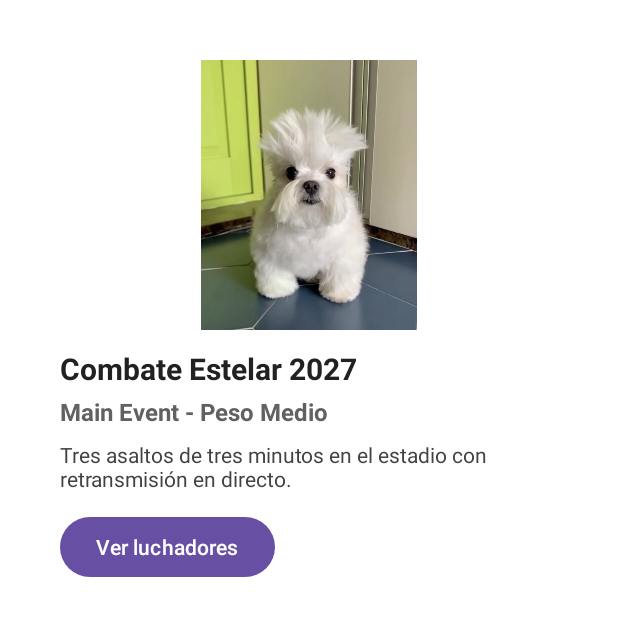
After one commit to juanjo-coding/sprint3, an Android app: the DetailActivity screen opened directly, with no data from a screen before it, on a phone screen of 412 x 824 dp, the top half of it. The commit adds this screen. Run offline under Robolectric (Android 15) with nearby library versions, the phone set to English and light mode, and no system bars.

Commit message:
Subir el Reto 9: Crear componente personalizado MyCard y DetailActivity

```diff
--- a/app/src/main/AndroidManifest.xml
+++ b/app/src/main/AndroidManifest.xml
@@ -22,15 +22,9 @@
             </intent-filter>
         </activity>
         <activity
-            android:name=".HomeActivity"
+            android:name=".DetailActivity"
             android:exported="true"
-            android:windowSoftInputMode="adjustResize">
-            <intent-filter>
-                <action android:name="android.intent.action.MAIN" />
-
-                <category android:name="android.intent.category.LAUNCHER" />
-            </intent-filter>
-        </activity>
+            android:windowSoftInputMode="adjustResize" />
     </application>
 
 </manifest>
--- /dev/null
+++ b/app/src/main/java/com/juanjorenau/sprint3/DetailActivity.kt
@@ -0,0 +1,37 @@
+package com.juanjorenau.sprint3
+
+import android.os.Bundle
+import android.widget.Toast
+import androidx.appcompat.app.AppCompatActivity
+import com.juanjorenau.sprint3.databinding.ActivityDetailBinding
+
+class DetailActivity : AppCompatActivity() {
+
+    private lateinit var binding: ActivityDetailBinding
+
+    override fun onCreate(savedInstanceState: Bundle?) {
+        super.onCreate(savedInstanceState)
+
+        binding = ActivityDetailBinding.inflate(layoutInflater)
+        setContentView(binding.root)
+
+        binding.miCard.titulo = getString(R.string.detail_titulo_card)
+        binding.miCard.subtitulo = getString(R.string.detail_subtitulo_card)
+        binding.miCard.descripcion = getString(R.string.detail_descripcion_card)
+        binding.miCard.textoBoton = getString(R.string.detail_boton_card)
+
+        binding.miCard.setImagen(
+            R.drawable.perro_ibai,
+            getString(R.string.card_imagen_desc)
+        )
+
+        binding.miCard.setOnAccionClickListener {
+            Toast.makeText(
+                this,
+                getString(R.string.detail_toast_card),
+                Toast.LENGTH_SHORT
+            )
+                .show()
+        }
+    }
+}
--- /dev/null
+++ b/app/src/main/java/com/juanjorenau/sprint3/MyCard.kt
@@ -0,0 +1,55 @@
+package com.juanjorenau.sprint3
+
+import android.content.Context
+import android.util.AttributeSet
+import android.view.LayoutInflater
+import android.widget.LinearLayout
+import com.juanjorenau.sprint3.databinding.ViewMyCardBinding
+
+class MyCard @JvmOverloads constructor(
+    context: Context,
+    attrs: AttributeSet? = null,
+    defStyleAttr: Int = 0
+) : LinearLayout(context, attrs, defStyleAttr) {
+
+    private val binding = ViewMyCardBinding.inflate(
+        LayoutInflater.from(context),
+        this,
+        true
+    )
+
+    var titulo: String
+        get() = binding.txtTitulo.text.toString()
+        set(value) {
+            binding.txtTitulo.text = value
+        }
+
+    var subtitulo: String
+        get() = binding.txtSubtitulo.text.toString()
+        set(value) {
+            binding.txtSubtitulo.text = value
+        }
+
+    var descripcion: String
+        get() = binding.txtDescripcion.text.toString()
+        set(value) {
+            binding.txtDescripcion.text = value
+        }
+
+    var textoBoton: String
+        get() = binding.btnAccion.text.toString()
+        set(value) {
+            binding.btnAccion.text = value
+        }
+
+    fun setImagen(resId: Int, descripcionAccesible: String? = null) {
+        binding.imgCard.setImageResource(resId)
+        binding.imgCard.contentDescription = descripcionAccesible
+    }
+
+    fun setOnAccionClickListener(listener: () -> Unit) {
+        binding.btnAccion.setOnClickListener {
+            listener()
+        }
+    }
+}
--- /dev/null
+++ b/app/src/main/res/layout/activity_detail.xml
@@ -0,0 +1,22 @@
+<?xml version="1.0" encoding="utf-8"?>
+<ScrollView xmlns:android="http://schemas.android.com/apk/res/android"
+    xmlns:tools="http://schemas.android.com/tools"
+    android:layout_width="match_parent"
+    android:layout_height="match_parent"
+    android:background="#FFFFFF"
+    tools:context=".DetailActivity">
+
+    <LinearLayout
+        android:layout_width="match_parent"
+        android:layout_height="wrap_content"
+        android:orientation="vertical"
+        android:padding="24dp">
+
+        <com.juanjorenau.sprint3.MyCard
+            android:id="@+id/miCard"
+            android:layout_width="match_parent"
+            android:layout_height="wrap_content" />
+
+    </LinearLayout>
+
+</ScrollView>
--- /dev/null
+++ b/app/src/main/res/layout/view_my_card.xml
@@ -0,0 +1,54 @@
+<?xml version="1.0" encoding="utf-8"?>
+<LinearLayout xmlns:android="http://schemas.android.com/apk/res/android"
+    android:layout_width="match_parent"
+    android:layout_height="wrap_content"
+    android:orientation="vertical"
+    android:padding="16dp">
+
+    <ImageView
+        android:id="@+id/imgCard"
+        android:layout_width="match_parent"
+        android:layout_height="180dp"
+        android:layout_gravity="center_horizontal"
+        android:contentDescription="@null"
+        android:src="@android:drawable/ic_menu_gallery" />
+
+    <TextView
+        android:id="@+id/txtTitulo"
+        android:layout_width="wrap_content"
+        android:layout_height="wrap_content"
+        android:layout_marginTop="12dp"
+        android:accessibilityHeading="true"
+        android:text="@string/card_titulo_default"
+        android:textColor="#212121"
+        android:textSize="20sp"
+        android:textStyle="bold" />
+
+    <TextView
+        android:id="@+id/txtSubtitulo"
+        android:layout_width="wrap_content"
+        android:layout_height="wrap_content"
+        android:layout_marginTop="4dp"
+        android:text="@string/card_subtitulo_default"
+        android:textColor="#616161"
+        android:textSize="16sp"
+        android:textStyle="bold" />
+
+    <TextView
+        android:id="@+id/txtDescripcion"
+        android:layout_width="wrap_content"
+        android:layout_height="wrap_content"
+        android:layout_marginTop="8dp"
+        android:text="@string/card_descripcion_default"
+        android:textColor="#424242"
+        android:textSize="14sp" />
+
+    <Button
+        android:id="@+id/btnAccion"
+        android:layout_width="wrap_content"
+        android:layout_height="wrap_content"
+        android:layout_marginTop="12dp"
+        android:minHeight="48dp"
+        android:text="@string/card_boton_default" />
+
+</LinearLayout>
--- a/app/src/main/res/values/strings.xml
+++ b/app/src/main/res/values/strings.xml
@@ -5,4 +5,15 @@
     <string name="subtitulo_velada">Disfruta en directo de los combates de boxeo y actuaciones musicales del evento de Ibai Llanos.</string>
     <string name="boton_entradas">Comprar entradas</string>
     <string name="toast_no_implementado">Todavía no está implementado</string>
+
+    <string name="card_titulo_default">Título</string>
+    <string name="card_subtitulo_default">Subtítulo</string>
+    <string name="card_descripcion_default">Descripción de la tarjeta</string>
+    <string name="card_boton_default">Ver más</string>
+    <string name="card_imagen_desc">Cartel del combate principal de La Velada 2027</string>
+    <string name="detail_titulo_card">Combate Estelar 2027</string>
+    <string name="detail_subtitulo_card">Main Event - Peso Medio</string>
+    <string name="detail_descripcion_card">Tres asaltos de tres minutos en el estadio con retransmisión en directo.</string>
+    <string name="detail_boton_card">Ver luchadores</string>
+    <string name="detail_toast_card">¡Abriendo ficha del combate!</string>
 </resources>
```
